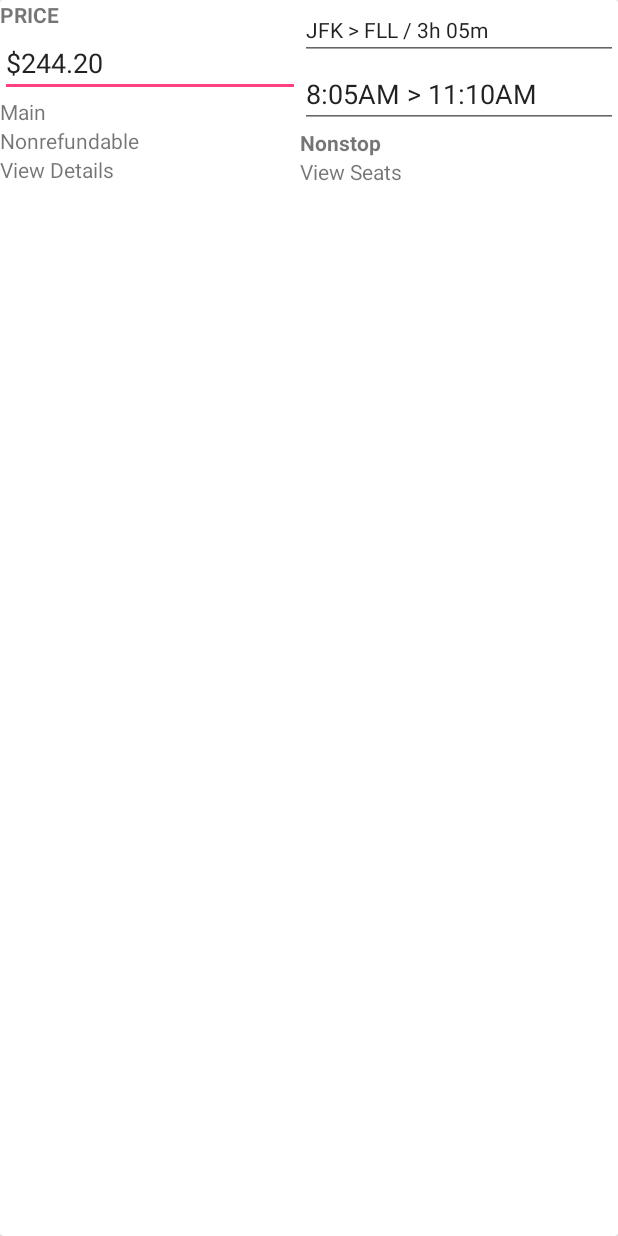
After one commit to ysc1995/DeltaApp, an Android app: the layout item_flights.xml on its own in the app's theme, with its tools: preview values and no code run, on a phone screen of 412 x 824 dp. The commit adds this screen. Run offline under Robolectric (Android 15) with nearby library versions, the phone set to English and light mode, and no system bars.

```diff
--- a/app/build.gradle
+++ b/app/build.gradle
@@ -31,4 +31,12 @@ dependencies {
     implementation 'com.jakewharton:butterknife:8.8.1'
     annotationProcessor 'com.jakewharton:butterknife-compiler:8.8.1'
 
+    //RecyclerView
+    implementation 'com.android.support:recyclerview-v7:27.1.1'
+    implementation 'com.android.support:cardview-v7:27.1.1'
+
+    //facebook login
+    implementation 'com.facebook.android:facebook-android-sdk:[4,5)'
+
+
 }
--- a/app/src/main/res/layout/frag_showflights.xml
+++ b/app/src/main/res/layout/frag_showflights.xml
@@ -6,5 +6,28 @@
     android:orientation="vertical">
 
 
+    <TextView
+        android:id="@+id/tv_sf_title"
+        android:layout_width="match_parent"
+        android:layout_height="wrap_content"
+        android:text="Select Outbound: NYC -> FLL"
+        android:textSize="18sp" />
 
+    <TextView
+        android:id="@+id/tv_sf_date"
+        android:layout_width="match_parent"
+        android:layout_height="wrap_content"
+        android:text="Tue, Oct 2, 2018" />
+
+    <TextView
+        android:id="@+id/tv_sf_discription"
+        android:layout_width="match_parent"
+        android:layout_height="wrap_content"
+        android:text="TextView" />
+
+    <TextView
+        android:id="@+id/textView5"
+        android:layout_width="match_parent"
+        android:layout_height="wrap_content"
+        android:text="@string/bf_showpricein" />
 </LinearLayout>
--- /dev/null
+++ b/app/src/main/res/layout/item_flights.xml
@@ -0,0 +1,98 @@
+<?xml version="1.0" encoding="utf-8"?>
+<LinearLayout
+    xmlns:android="http://schemas.android.com/apk/res/android" android:layout_width="match_parent"
+    android:layout_height="match_parent">
+
+    <android.support.v7.widget.CardView
+        android:layout_width="match_parent"
+        android:layout_height="match_parent" >
+
+        <LinearLayout
+            android:layout_width="match_parent"
+            android:layout_height="match_parent"
+            android:orientation="horizontal">
+
+            <LinearLayout
+                android:layout_width="200dp"
+                android:layout_height="match_parent"
+                android:orientation="vertical"
+                >
+
+                <TextView
+                    android:id="@+id/textView"
+                    android:layout_width="match_parent"
+                    android:layout_height="wrap_content"
+                    android:text="@string/sf_price"
+                    android:textStyle="bold" />
+
+                <EditText
+                    android:id="@+id/tv_sf_price"
+                    android:layout_width="match_parent"
+                    android:layout_height="wrap_content"
+                    android:editable="false"
+                    android:ems="10"
+                    android:inputType="textPersonName"
+                    android:text="$244.20" />
+
+                <TextView
+                    android:id="@+id/tv_sf_cabintype"
+                    android:layout_width="match_parent"
+                    android:layout_height="wrap_content"
+                    android:text="Main" />
+
+                <TextView
+                    android:id="@+id/textView8"
+                    android:layout_width="match_parent"
+                    android:layout_height="wrap_content"
+                    android:text="Nonrefundable" />
+
+                <TextView
+                    android:id="@+id/tv_sf_details"
+                    android:layout_width="match_parent"
+                    android:layout_height="wrap_content"
+                    android:text="View Details" />
+
+            </LinearLayout>
+
+            <LinearLayout
+                android:layout_width="match_parent"
+                android:layout_height="match_parent"
+                android:orientation="vertical">
+
+                <EditText
+                    android:id="@+id/editText3"
+                    android:layout_width="match_parent"
+                    android:layout_height="wrap_content"
+                    android:ems="10"
+                    android:inputType="textPersonName"
+                    android:text="JFK > FLL / 3h 05m"
+                    android:textSize="14sp"
+                    android:editable="false"/>
+
+                <EditText
+                    android:id="@+id/editText4"
+                    android:layout_width="match_parent"
+                    android:layout_height="wrap_content"
+                    android:ems="10"
+                    android:inputType="textPersonName"
+                    android:text="8:05AM > 11:10AM"
+                    android:editable="false"/>
+
+                <TextView
+                    android:id="@+id/tv_sf_numofstops"
+                    android:layout_width="match_parent"
+                    android:layout_height="wrap_content"
+                    android:text="Nonstop"
+                    android:textStyle="bold" />
+
+                <TextView
+                    android:id="@+id/tv_sf_viewseats"
+                    android:layout_width="match_parent"
+                    android:layout_height="wrap_content"
+                    android:text="View Seats" />
+            </LinearLayout>
+
+        </LinearLayout>
+
+    </android.support.v7.widget.CardView>
+</LinearLayout>
--- a/app/src/main/res/values/strings.xml
+++ b/app/src/main/res/values/strings.xml
@@ -35,6 +35,11 @@
     <string name="bm_feed">Feed</string>
     <string name="bm_more">More</string>
 
+    <!--show flights-->
+    <string name="sf_show_price_in">SHOW PRICE IN</string>
+    <string name="sf_price">PRICE</string>
+
+
 
 
 
```
Also changed, not shown: app/src/main/java/com/example/shaochengyang/deltaapp/ui/bookflight/BookFlightFragment.java (line endings or trailing spaces).
